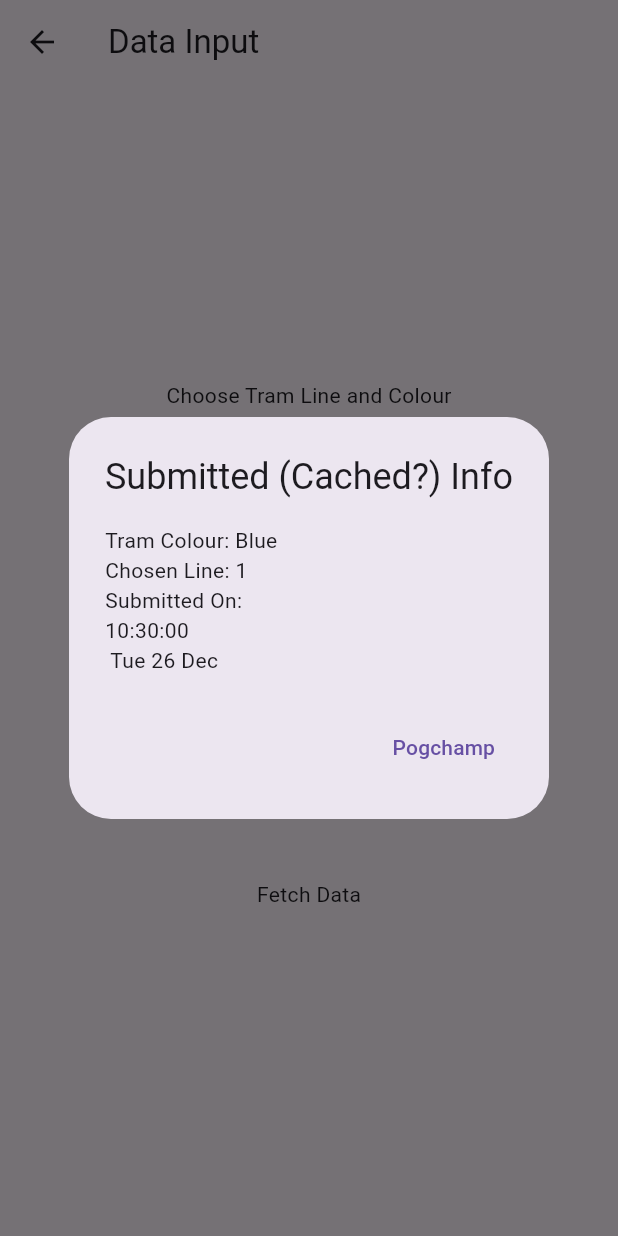
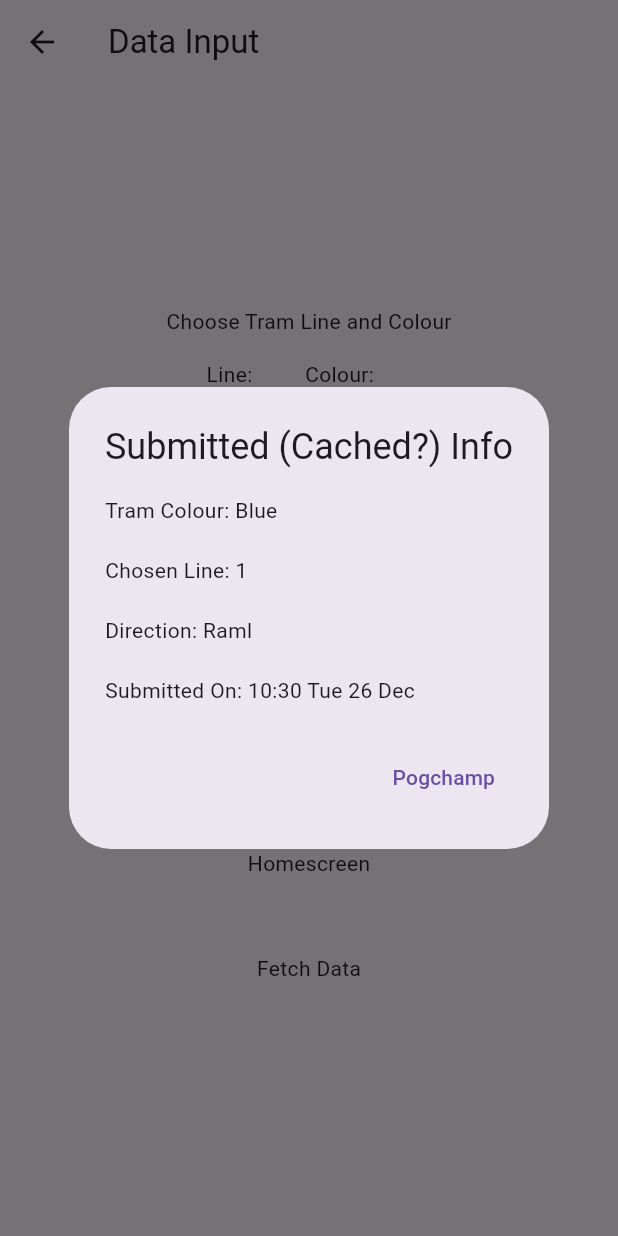
Before and after one commit to LinlyBoi/witl-flutter, a Flutter app: the InputData screen opened by its route, after a tap on "Submit Arrival", on a phone screen of 412 x 824 dp. Run offline on Flutter 3.47's test engine with Material 3 defaults, Android fonts, the phone set to English and light mode, and no system bars.

Commit message:
Quantified Payload Items (Sending not implemented yet)

```diff
--- a/lib/input_data.dart
+++ b/lib/input_data.dart
@@ -11,9 +11,13 @@
 class _InputDataState extends State<InputData> {
   late String selectedColor = 'Blue'; // Default color
   late String selectedLine = '1'; // Default line
+  late String selectedDirection = 'Raml'; // Default Station Direction
 
+  // Date and Time Info, FULLY
   DateTime now = DateTime.now();
-  String formattedDate = DateFormat('kk:mm:ss \n EEE d MMM').format(DateTime.now());
+
+  // What will be displayed to the user
+  String userFormattedString = DateFormat('kk:mm EEE dd MMM').format(DateTime.now());
 
   @override
   Widget build(BuildContext context) {
@@ -75,20 +79,62 @@
 
           const SizedBox(height: 30),
 
+          const Row(
+            mainAxisAlignment: MainAxisAlignment.center,
+            children: [
+              Text("Direction:"),
+              SizedBox(width: 20),
+            ],
+          ),
+
+          Row(
+            mainAxisAlignment: MainAxisAlignment.center,
+            children: [
+              DropdownButton<String>(
+                value: selectedDirection,
+                items: <String>['Raml', 'Victoria'].map((String value) {
+                  return DropdownMenuItem<String>(
+                    value: value,
+                    child: Text(value),
+                  );
+                }).toList(),
+                onChanged: (String? newEnd) {
+                  setState(() {
+                    selectedDirection = newEnd ?? 'Victoria'; // Set a default value if newLine is null
+                  });
+                },
+              ),
+            ],
+          ),
+
+          const SizedBox(height: 30),
+
           InkWell(
             onTap: () {
               // Grab Data from Dropdowns
-              selectedColor;
+              selectedColor; //
               selectedLine;
 
+              // Conforming by db standard of boolean
+              bool payloadDirection;
+
+              if (selectedDirection == 'Raml') {
+                payloadDirection = true;
+              } else {
+                payloadDirection = false;
+              }
+
               // Grab Time
-              formattedDate;
+              now.weekday; // Day    (1 ->  7) !! Starts Monday !!
+              now.hour;    // Hour   (0 -> 23)
+              now.minute;  // Minute (0 -> 59)
+              now.second;  // Second (0 -> 59)
 
               // Send
               //lingy plez
 
               //prompting of submission
-              showAlertDialog(context, selectedLine, selectedColor, formattedDate);
+              showAlertDialog(context, selectedLine, selectedColor, selectedDirection, userFormattedString);
             },
             child: Container(
               padding: const EdgeInsets.all(20.0),
@@ -131,7 +177,7 @@
   }
 }
 
-showAlertDialog(BuildContext context, String chosenLine, String chosenColour, String submissionDate) {
+showAlertDialog(BuildContext context, String chosenLine, String chosenColour, String chosenDir, String submissionDate) {
 
   // set up the button
   Widget okButton = TextButton(
@@ -144,7 +190,7 @@
   // set up the AlertDialog
   AlertDialog alert = AlertDialog(
     title: const Text("Submitted (Cached?) Info"),
-    content: Text("Tram Colour: $chosenColour\nChosen Line: $chosenLine\nSubmitted On:\n$submissionDate"),
+    content: Text("Tram Colour: $chosenColour\n\nChosen Line: $chosenLine\n\nDirection: $chosenDir\n\nSubmitted On: $submissionDate"),
     actions: [
       okButton,
     ],
--- a/pubspec.yaml
+++ b/pubspec.yaml
@@ -36,6 +36,7 @@
   # Use with the CupertinoIcons class for iOS style icons.
   cupertino_icons: ^1.0.2
   intl: ^0.19.0
+  http: ^1.1.2
 
 dev_dependencies:
   flutter_test:
```
Also changed, not shown: lib/albut.dart (added, +45 -0 lines), pubspec.lock.
